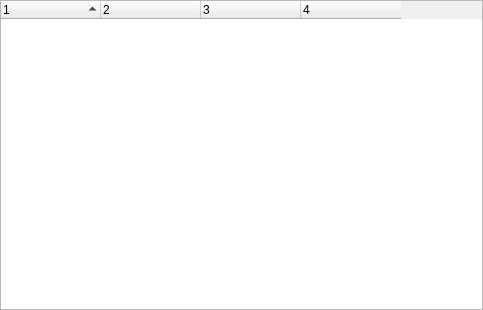
hwgao/beebeep, file src/GuiShareNetwork.ui: the form before one commit.
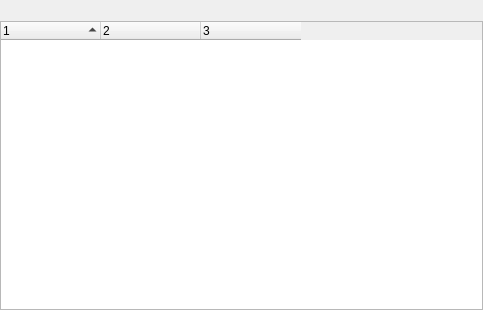
The form after the commit.

The edit to the form file:
```diff
--- a/src/GuiShareNetwork.ui
+++ b/src/GuiShareNetwork.ui
@@ -26,10 +26,35 @@
    <property name="bottomMargin">
     <number>0</number>
    </property>
-   <property name="spacing">
+   <property name="horizontalSpacing">
     <number>0</number>
    </property>
+   <property name="verticalSpacing">
+    <number>1</number>
+   </property>
    <item row="0" column="0">
+    <widget class="QLabel" name="mp_lTitle">
+     <property name="sizePolicy">
+      <sizepolicy hsizetype="Expanding" vsizetype="Minimum">
+       <horstretch>0</horstretch>
+       <verstretch>0</verstretch>
+      </sizepolicy>
+     </property>
+     <property name="minimumSize">
+      <size>
+       <width>0</width>
+       <height>20</height>
+      </size>
+     </property>
+     <property name="text">
+      <string/>
+     </property>
+     <property name="alignment">
+      <set>Qt::AlignCenter</set>
+     </property>
+    </widget>
+   </item>
+   <item row="1" column="0">
     <widget class="QTreeWidget" name="mp_twShares">
      <property name="sortingEnabled">
       <bool>true</bool>
@@ -38,7 +63,7 @@
       <bool>true</bool>
      </property>
      <property name="columnCount">
-      <number>4</number>
+      <number>3</number>
      </property>
      <attribute name="headerStretchLastSection">
       <bool>false</bool>
@@ -58,11 +83,6 @@
        <string notr="true">3</string>
       </property>
      </column>
-     <column>
-      <property name="text">
-       <string notr="true">4</string>
-      </property>
-     </column>
     </widget>
    </item>
   </layout>
```
